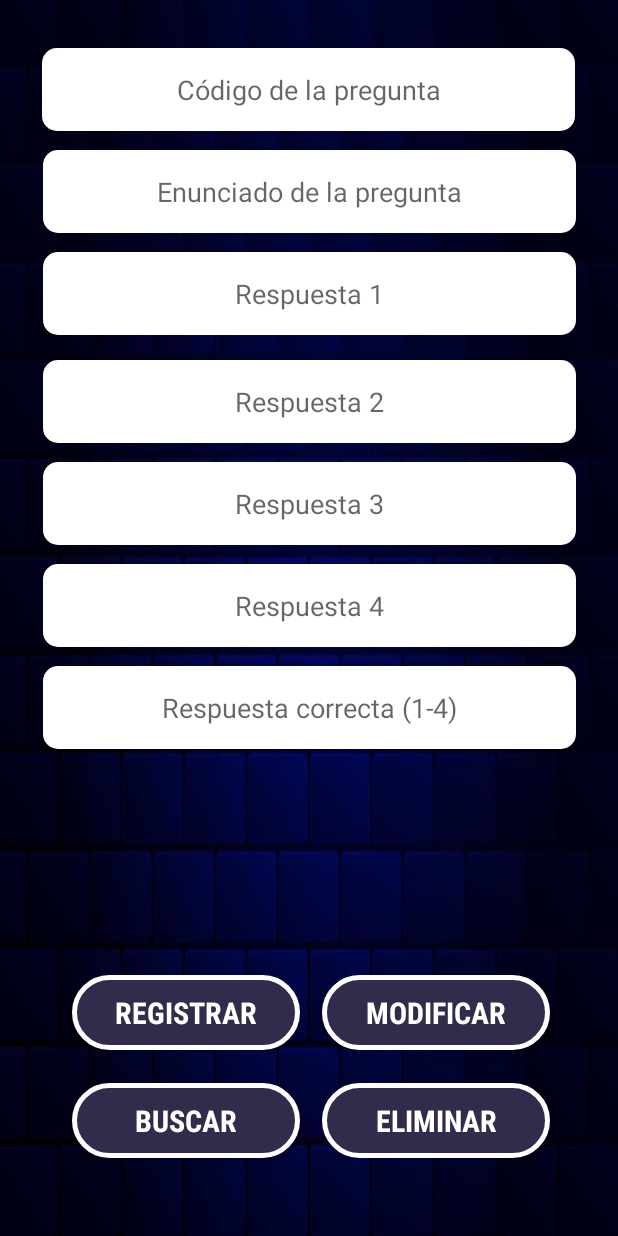
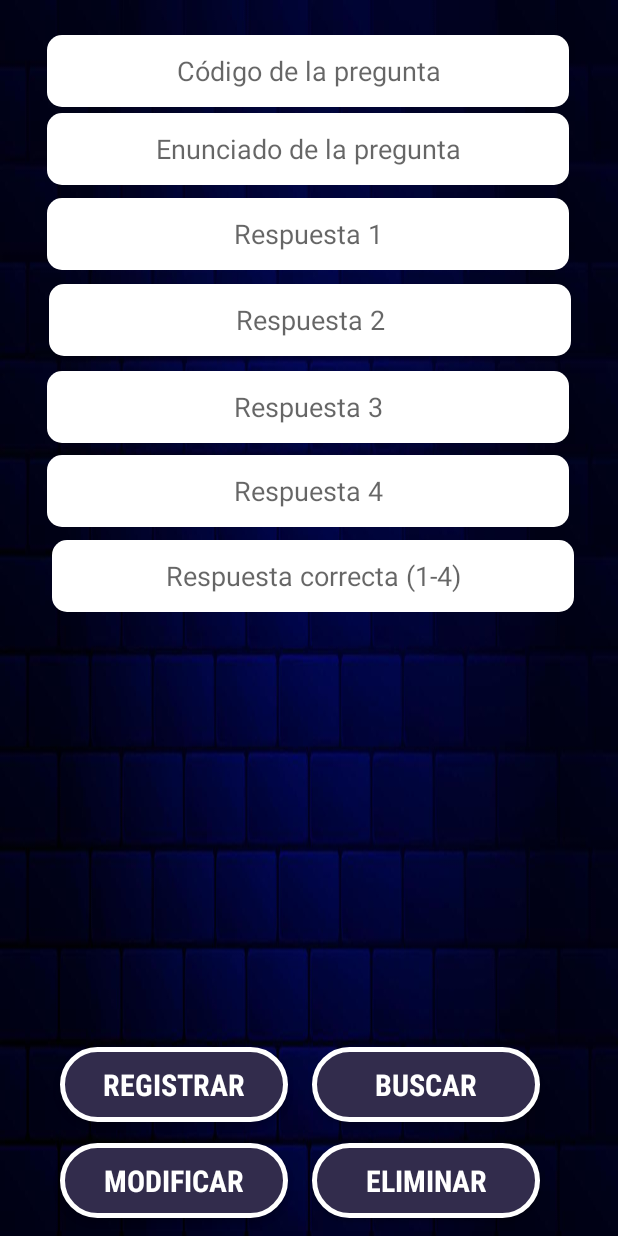
Before and after one commit to a-sisla/QuizLabs, an Android app: the QuestionsActivity screen opened directly, with no data from a screen before it, on a phone screen of 412 x 824 dp. Run offline under Robolectric (Android 15) with nearby library versions, the phone set to English and light mode, and no system bars.

Commit message:
Avances en BD

```diff
--- a/app/src/main/java/com/example/mainactivity/GameActivity.java
+++ b/app/src/main/java/com/example/mainactivity/GameActivity.java
@@ -10,11 +10,13 @@ import android.os.Bundle;
 
 public class GameActivity extends AppCompatActivity {
 
+
     Pregunta1 pregunta1;
     Pregunta2 pregunta2;
     Pregunta3 pregunta3;
     Pregunta4 pregunta4;
     Pregunta5 pregunta5;
+
     PreguntaCorrecta preguntaCorrecta;
     PreguntaIncorrecta preguntaIncorrecta;
 
--- a/app/src/main/java/com/example/mainactivity/MainActivity.java
+++ b/app/src/main/java/com/example/mainactivity/MainActivity.java
@@ -20,4 +20,10 @@ public class MainActivity extends AppCompatActivity {
         Intent jugar = new Intent(this, GameActivity.class);
         startActivity(jugar, options.toBundle());
     }
+
+    public void IrABaseDeDatos(View v) {
+        ActivityOptions options = ActivityOptions.makeSceneTransitionAnimation(this);
+        Intent irABaseDeDatos = new Intent(this, QuestionsActivity.class);
+        startActivity(irABaseDeDatos, options.toBundle());
+    }
 }
--- a/app/src/main/res/layout/activity_questions.xml
+++ b/app/src/main/res/layout/activity_questions.xml
@@ -5,14 +5,13 @@
     android:layout_width="match_parent"
     android:layout_height="match_parent"
     android:background="@drawable/ladrillos"
-    android:onClick="Modificar"
     tools:context=".QuestionsActivity">
 
     <Button
         android:id="@+id/button"
         android:layout_width="152dp"
         android:layout_height="50dp"
-        android:layout_marginBottom="124dp"
+        android:layout_marginBottom="76dp"
         android:background="@drawable/rounded_button"
         android:fontFamily="sans-serif-condensed-medium"
         android:onClick="Registrar"
@@ -22,14 +21,48 @@
         android:textStyle="bold"
         app:layout_constraintBottom_toBottomOf="parent"
         app:layout_constraintEnd_toEndOf="parent"
-        app:layout_constraintHorizontal_bias="0.185"
+        app:layout_constraintHorizontal_bias="0.154"
         app:layout_constraintStart_toStartOf="parent" />
 
     <Button
-        android:id="@+id/button1"
+        android:id="@+id/botonBuscar"
         android:layout_width="152dp"
         android:layout_height="50dp"
-        android:layout_marginBottom="124dp"
+        android:layout_marginBottom="76dp"
+        android:background="@drawable/rounded_button"
+        android:fontFamily="sans-serif-condensed-medium"
+        android:onClick="Buscar"
+        android:text="@string/botonBuscar"
+        android:textColor="@color/white"
+        android:textSize="20sp"
+        android:textStyle="bold"
+        app:layout_constraintBottom_toBottomOf="parent"
+        app:layout_constraintEnd_toEndOf="parent"
+        app:layout_constraintHorizontal_bias="0.799"
+        app:layout_constraintStart_toStartOf="parent" />
+
+    <Button
+        android:id="@+id/botonEliminar"
+        android:layout_width="152dp"
+        android:layout_height="50dp"
+        android:layout_marginBottom="12dp"
+        android:background="@drawable/rounded_button"
+        android:fontFamily="sans-serif-condensed-medium"
+        android:onClick="Eliminar"
+        android:text="@string/botonEliminar"
+        android:textColor="@color/white"
+        android:textSize="20sp"
+        android:textStyle="bold"
+        app:layout_constraintBottom_toBottomOf="parent"
+        app:layout_constraintEnd_toEndOf="parent"
+        app:layout_constraintHorizontal_bias="0.799"
+        app:layout_constraintStart_toStartOf="parent" />
+
+    <Button
+        android:id="@+id/botonModificar"
+        android:layout_width="152dp"
+        android:layout_height="50dp"
+        android:layout_marginBottom="12dp"
         android:background="@drawable/rounded_button"
         android:fontFamily="sans-serif-condensed-medium"
         android:onClick="Modificar"
@@ -39,139 +72,122 @@
         android:textStyle="bold"
         app:layout_constraintBottom_toBottomOf="parent"
         app:layout_constraintEnd_toEndOf="parent"
-        app:layout_constraintHorizontal_bias="0.826"
-        app:layout_constraintStart_toStartOf="parent" />
-
-    <Button
-        android:id="@+id/button2"
-        android:layout_width="152dp"
-        android:layout_height="50dp"
-        android:layout_marginBottom="52dp"
-        android:background="@drawable/rounded_button"
-        android:fontFamily="sans-serif-condensed-medium"
-        android:onClick="Buscar"
-        android:text="@string/botonBuscar"
-        android:textColor="@color/white"
-        android:textSize="20sp"
-        android:textStyle="bold"
-        app:layout_constraintBottom_toBottomOf="parent"
-        app:layout_constraintEnd_toEndOf="parent"
-        app:layout_constraintHorizontal_bias="0.185"
-        app:layout_constraintStart_toStartOf="parent" />
-
-    <Button
-        android:id="@+id/button3"
-        android:layout_width="152dp"
-        android:layout_height="50dp"
-        android:layout_marginBottom="52dp"
-        android:background="@drawable/rounded_button"
-        android:fontFamily="sans-serif-condensed-medium"
-        android:onClick="Eliminar"
-        android:text="@string/botonEliminar"
-        android:textColor="@color/white"
-        android:textSize="20sp"
-        android:textStyle="bold"
-        app:layout_constraintBottom_toBottomOf="parent"
-        app:layout_constraintEnd_toEndOf="parent"
-        app:layout_constraintHorizontal_bias="0.826"
+        app:layout_constraintHorizontal_bias="0.154"
         app:layout_constraintStart_toStartOf="parent" />
 
     <EditText
         android:id="@+id/txt_codigo"
-        android:layout_width="355dp"
-        android:layout_height="55dp"
-        android:layout_marginTop="32dp"
+        android:layout_width="348dp"
+        android:layout_height="48dp"
+        android:layout_marginTop="24dp"
+        android:layout_marginBottom="5dp"
         android:background="@drawable/rounded_edittext"
         android:ems="10"
         android:hint="@string/txt_codigo"
         android:importantForAutofill="no"
         android:inputType="number"
         android:textAlignment="center"
+        app:layout_constraintBottom_toTopOf="@+id/txt_pregunta"
         app:layout_constraintEnd_toEndOf="parent"
-        app:layout_constraintHorizontal_bias="0.497"
+        app:layout_constraintHorizontal_bias="0.492"
         app:layout_constraintStart_toStartOf="parent"
         app:layout_constraintTop_toTopOf="parent" />
 
     <EditText
         android:id="@+id/txt_pregunta"
-        android:layout_width="355dp"
-        android:layout_height="55dp"
-        android:layout_marginTop="100dp"
+        android:layout_width="348dp"
+        android:layout_height="48dp"
+        android:layout_marginTop="72dp"
+        android:layout_marginBottom="5dp"
         android:background="@drawable/rounded_edittext"
         android:ems="10"
         android:hint="@string/txt_pregunta"
         android:importantForAutofill="no"
         android:inputType="text"
         android:textAlignment="center"
+        app:layout_constraintBottom_toTopOf="@+id/txt_respuesta1"
         app:layout_constraintEnd_toEndOf="parent"
+        app:layout_constraintHorizontal_bias="0.492"
         app:layout_constraintStart_toStartOf="parent"
         app:layout_constraintTop_toTopOf="parent" />
 
     <EditText
         android:id="@+id/txt_respuesta1"
-        android:layout_width="355dp"
-        android:layout_height="55dp"
-        android:layout_marginTop="168dp"
+        android:layout_width="348dp"
+        android:layout_height="48dp"
+        android:layout_marginTop="128dp"
+        android:layout_marginBottom="5dp"
         android:background="@drawable/rounded_edittext"
         android:ems="10"
         android:hint="@string/txt_respuesta1"
         android:importantForAutofill="no"
         android:inputType="text"
         android:textAlignment="center"
+        app:layout_constraintBottom_toTopOf="@+id/txt_respuesta2"
         app:layout_constraintEnd_toEndOf="parent"
+        app:layout_constraintHorizontal_bias="0.492"
         app:layout_constraintStart_toStartOf="parent"
         app:layout_constraintTop_toTopOf="parent" />
 
     <EditText
         android:id="@+id/txt_respuesta2"
-        android:layout_width="355dp"
-        android:layout_height="55dp"
-        android:layout_marginTop="240dp"
+        android:layout_width="348dp"
+        android:layout_height="48dp"
+        android:layout_marginTop="184dp"
+        android:layout_marginBottom="5dp"
         android:background="@drawable/rounded_edittext"
         android:ems="10"
         android:hint="@string/txt_respuesta2"
         android:importantForAutofill="no"
         android:inputType="text"
         android:textAlignment="center"
+        app:layout_constraintBottom_toTopOf="@+id/txt_respuesta3"
         app:layout_constraintEnd_toEndOf="parent"
+        app:layout_constraintHorizontal_bias="0.507"
         app:layout_constraintStart_toStartOf="parent"
         app:layout_constraintTop_toTopOf="parent" />
 
     <EditText
         android:id="@+id/txt_respuesta3"
-        android:layout_width="355dp"
-        android:layout_height="55dp"
-        android:layout_marginTop="308dp"
+        android:layout_width="348dp"
+        android:layout_height="48dp"
+        android:layout_marginTop="244dp"
+        android:layout_marginBottom="5dp"
         android:background="@drawable/rounded_edittext"
         android:ems="10"
         android:hint="@string/txt_respuesta3"
         android:importantForAutofill="no"
         android:inputType="text"
         android:textAlignment="center"
+        app:layout_constraintBottom_toTopOf="@+id/txt_respuesta4"
         app:layout_constraintEnd_toEndOf="parent"
+        app:layout_constraintHorizontal_bias="0.492"
         app:layout_constraintStart_toStartOf="parent"
         app:layout_constraintTop_toTopOf="parent" />
 
     <EditText
         android:id="@+id/txt_respuesta4"
-        android:layout_width="355dp"
-        android:layout_height="55dp"
-        android:layout_marginTop="376dp"
+        android:layout_width="348dp"
+        android:layout_height="48dp"
+        android:layout_marginTop="300dp"
+        android:layout_marginBottom="5dp"
         android:background="@drawable/rounded_edittext"
         android:ems="10"
         android:hint="@string/txt_respuesta4"
         android:importantForAutofill="no"
         android:inputType="text"
         android:textAlignment="center"
+        app:layout_constraintBottom_toTopOf="@+id/txt_respuestaCorrecta"
         app:layout_constraintEnd_toEndOf="parent"
+        app:layout_constraintHorizontal_bias="0.492"
         app:layout_constraintStart_toStartOf="parent"
         app:layout_constraintTop_toTopOf="parent" />
 
     <EditText
         android:id="@+id/txt_respuestaCorrecta"
-        android:layout_width="355dp"
-        android:layout_height="55dp"
-        android:layout_marginTop="444dp"
+        android:layout_width="348dp"
+        android:layout_height="48dp"
+        android:layout_marginTop="360dp"
         android:background="@drawable/rounded_edittext"
         android:ems="10"
         android:hint="@string/txt_respuestaCorrecta"
@@ -179,6 +195,7 @@
         android:inputType="number"
         android:textAlignment="center"
         app:layout_constraintEnd_toEndOf="parent"
+        app:layout_constraintHorizontal_bias="0.539"
         app:layout_constraintStart_toStartOf="parent"
         app:layout_constraintTop_toTopOf="parent" />
 
--- /dev/null
+++ b/app/src/main/res/layout/preguntas.xml
@@ -0,0 +1,6 @@
+<?xml version="1.0" encoding="utf-8"?>
+<androidx.constraintlayout.widget.ConstraintLayout xmlns:android="http://schemas.android.com/apk/res/android"
+    android:layout_width="match_parent"
+    android:layout_height="match_parent">
+
+</androidx.constraintlayout.widget.ConstraintLayout>
```
Also changed, not shown: app/src/main/java/com/example/mainactivity/QuestionsActivity.java (+64 -20 lines), app/src/main/res/layout/activity_main.xml (+12 -0 lines).
